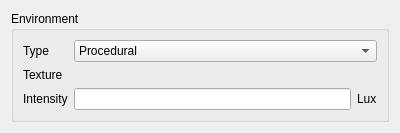
Qt form intern/src/editor_gui/edit_inspector_environment.ui (swantmon/saltwater) before a commit.
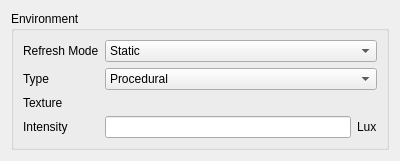
The same form after that commit. Custom widgets are drawn as their Qt base class.

Commit message: Add refresh mode to environment/sky generation

```diff
--- a/intern/src/editor_gui/edit_inspector_environment.ui
+++ b/intern/src/editor_gui/edit_inspector_environment.ui
@@ -7,7 +7,7 @@
     <x>0</x>
     <y>0</y>
     <width>400</width>
-    <height>126</height>
+    <height>152</height>
    </rect>
   </property>
   <property name="windowTitle">
@@ -22,21 +22,35 @@
      <layout class="QVBoxLayout" name="verticalLayout_2">
       <item>
        <layout class="QGridLayout" name="gridLayout">
-        <item row="0" column="0">
+        <item row="1" column="0">
          <widget class="QLabel" name="label">
           <property name="text">
            <string>Type</string>
           </property>
          </widget>
         </item>
-        <item row="2" column="0">
+        <item row="3" column="1">
+         <layout class="QHBoxLayout" name="horizontalLayout">
+          <item>
+           <widget class="QLineEdit" name="m_pIntensityEdit"/>
+          </item>
+          <item>
+           <widget class="QLabel" name="label_4">
+            <property name="text">
+             <string>Lux</string>
+            </property>
+           </widget>
+          </item>
+         </layout>
+        </item>
+        <item row="3" column="0">
          <widget class="QLabel" name="label_3">
           <property name="text">
            <string>Intensity</string>
           </property>
          </widget>
         </item>
-        <item row="0" column="1">
+        <item row="1" column="1">
          <widget class="QComboBox" name="m_pTypeCB">
           <item>
            <property name="text">
@@ -71,29 +85,36 @@
          </widget>
         </item>
         <item row="2" column="1">
-         <layout class="QHBoxLayout" name="horizontalLayout">
-          <item>
-           <widget class="QLineEdit" name="m_pIntensityEdit"/>
-          </item>
-          <item>
-           <widget class="QLabel" name="label_4">
-            <property name="text">
-             <string>Lux</string>
-            </property>
-           </widget>
-          </item>
-         </layout>
-        </item>
-        <item row="1" column="1">
          <widget class="Edit::CTextureValue" name="m_pTextureValue" native="true"/>
         </item>
-        <item row="1" column="0">
+        <item row="2" column="0">
          <widget class="QLabel" name="label_2">
           <property name="text">
            <string>Texture</string>
           </property>
          </widget>
         </item>
+        <item row="0" column="0">
+         <widget class="QLabel" name="label_5">
+          <property name="text">
+           <string>Refresh Mode</string>
+          </property>
+         </widget>
+        </item>
+        <item row="0" column="1">
+         <widget class="QComboBox" name="m_pRefreshModeCB">
+          <item>
+           <property name="text">
+            <string>Static</string>
+           </property>
+          </item>
+          <item>
+           <property name="text">
+            <string>Dynamic</string>
+           </property>
+          </item>
+         </widget>
+        </item>
        </layout>
       </item>
      </layout>
```
Left out of the diff: 20 changed lines with no effect on the pictures. The commit also changes 7 other files.
